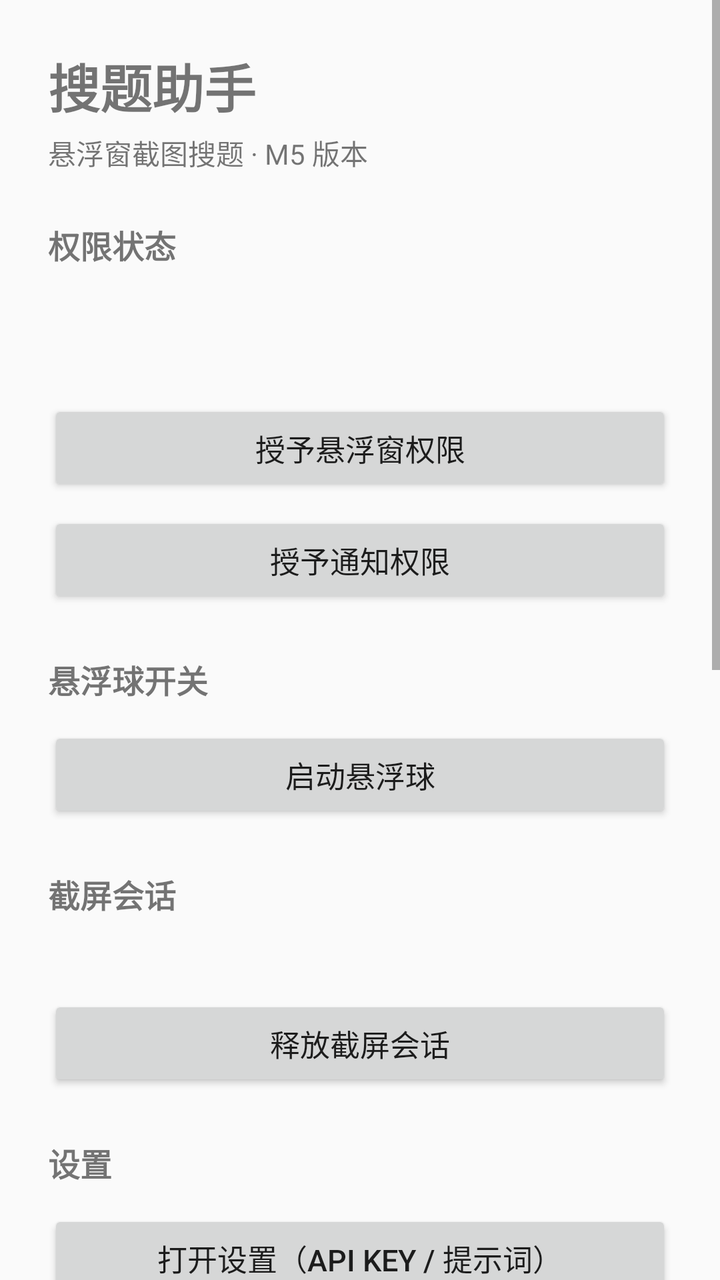
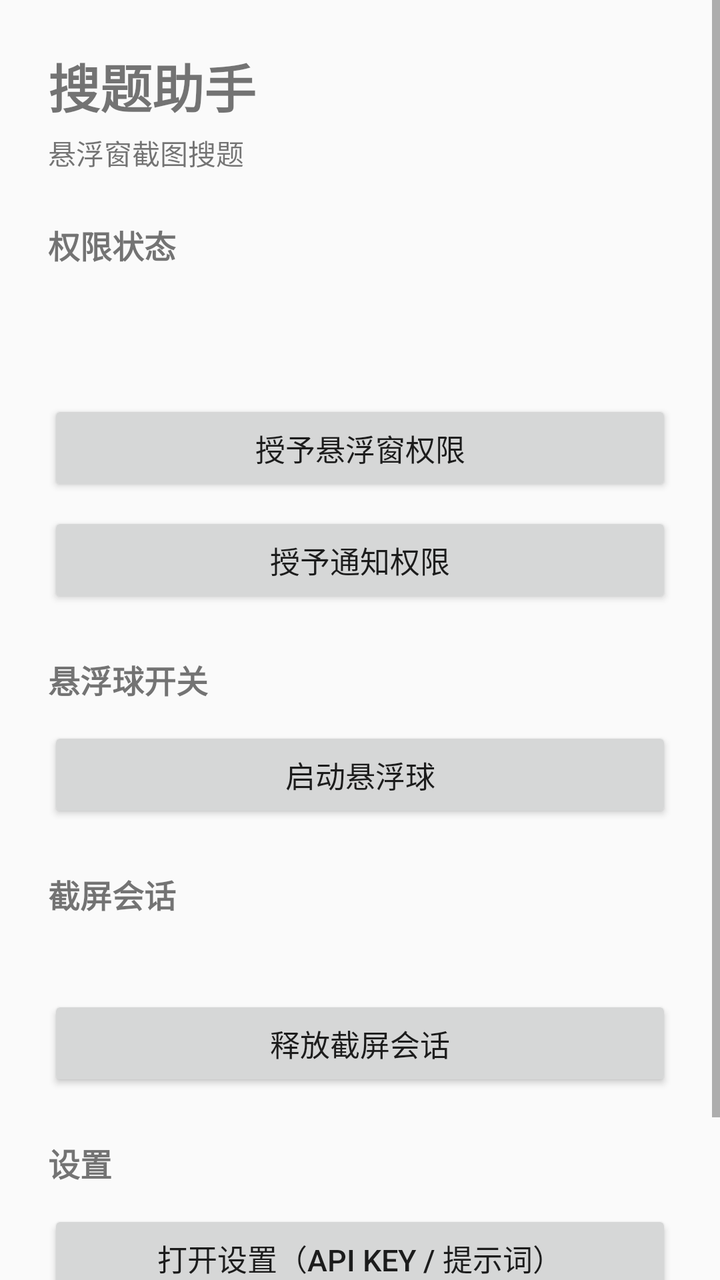

Screens rendered from an Android XML layout before and after an edit, with the pre-edit source and the edit as a unified diff.
<!-- AndroidManifest.xml: application theme Theme.ScreenSolve -->
<!-- res/layout/activity_main.xml -->
<?xml version="1.0" encoding="utf-8"?>
<ScrollView xmlns:android="http://schemas.android.com/apk/res/android"
    android:layout_width="match_parent"
    android:layout_height="match_parent"
    android:fillViewport="true">

    <LinearLayout
        android:layout_width="match_parent"
        android:layout_height="wrap_content"
        android:orientation="vertical"
        android:padding="24dp">

        <TextView
            android:layout_width="wrap_content"
            android:layout_height="wrap_content"
            android:text="@string/app_name"
            android:textSize="26sp"
            android:textStyle="bold" />

        <TextView
            android:layout_width="wrap_content"
            android:layout_height="wrap_content"
            android:layout_marginTop="4dp"
            android:text="@string/main_subtitle"
            android:textSize="14sp" />

        <TextView
            style="@style/SectionTitle"
            android:text="@string/main_section_permission" />

        <TextView
            android:id="@+id/tvOverlayStatus"
            style="@style/StatusText" />

        <TextView
            android:id="@+id/tvNotifStatus"
            style="@style/StatusText" />

        <Button
            android:id="@+id/btnGrantOverlay"
            style="@style/ActionButton"
            android:text="@string/main_btn_grant_overlay" />

        <Button
            android:id="@+id/btnGrantNotif"
            style="@style/ActionButton"
            android:text="@string/main_btn_grant_notif" />

        <TextView
            style="@style/SectionTitle"
            android:text="@string/main_section_switch" />

        <Button
            android:id="@+id/btnToggle"
            style="@style/ActionButton"
            android:text="@string/main_btn_start" />

        <TextView
            style="@style/SectionTitle"
            android:text="@string/main_section_session" />

        <TextView
            android:id="@+id/tvSessionStatus"
            style="@style/StatusText" />

        <Button
            android:id="@+id/btnReleaseSession"
            style="@style/ActionButton"
            android:text="@string/main_btn_release_session" />

        <TextView
            style="@style/SectionTitle"
            android:text="@string/main_section_settings" />

        <Button
            android:id="@+id/btnOpenSettings"
            style="@style/ActionButton"
            android:text="@string/main_btn_settings" />

        <Button
            android:id="@+id/btnOpenHistory"
            style="@style/ActionButton"
            android:text="@string/main_btn_history" />

        <TextView
            style="@style/SectionTitle"
            android:text="@string/main_section_note" />

        <TextView
            android:layout_width="match_parent"
            android:layout_height="wrap_content"
            android:lineSpacingExtra="4dp"
            android:text="@string/main_m1_note"
            android:textSize="14sp" />

    </LinearLayout>

</ScrollView>
<!-- resources referenced by this layout -->
<resources>
  <string name="app_name">搜题助手</string>
  <string name="main_btn_grant_notif">授予通知权限</string>
  <string name="main_btn_grant_overlay">授予悬浮窗权限</string>
  <string name="main_btn_history">历史记录（最近 10 次）</string>
  <string name="main_btn_release_session">释放截屏会话</string>
  <string name="main_btn_settings">打开设置（API Key / 提示词）</string>
  <string name="main_btn_start">启动悬浮球</string>
  <string name="main_m1_note">M1 悬浮球：显示、拖动、松手吸边、点击响应、位置记忆、权限引导。\n\nM2 常驻截屏：一次授权后持续抓帧，点悬浮球即取当前画面。\n\nM3 识题链路：拖框选区 → 裁剪压缩 → DeepSeek 视觉模型 → 答案卡片（题干回显、分步解析、置信度）。\n\nM4 体验完善：流式输出与思考过程、端侧 OCR 通道（full 版）、加密保存 API Key、自定义提示词、本地历史记录（含题目图）。\n\nM5 多轮追问：答案卡片内直接追问，保留上下文；公式按 LaTeX 渲染。\n\n下一步：历史记录直接续聊、更省流量的一次性截屏模式。</string>
  <string name="main_section_note">当前进度</string>
  <string name="main_section_permission">权限状态</string>
  <string name="main_section_session">截屏会话</string>
  <string name="main_section_settings">设置</string>
  <string name="main_section_switch">悬浮球开关</string>
  <string name="main_subtitle">悬浮窗截图搜题 · M5 版本</string>
  <style name="ActionButton">
          <item name="android:layout_width">match_parent</item>
          <item name="android:layout_height">wrap_content</item>
          <item name="android:layout_marginTop">8dp</item>
          <item name="android:textSize">15sp</item>
      </style>
  <style name="SectionTitle">
          <item name="android:layout_width">match_parent</item>
          <item name="android:layout_height">wrap_content</item>
          <item name="android:layout_marginTop">24dp</item>
          <item name="android:layout_marginBottom">4dp</item>
          <item name="android:textSize">16sp</item>
          <item name="android:textStyle">bold</item>
      </style>
  <style name="StatusText">
          <item name="android:layout_width">match_parent</item>
          <item name="android:layout_height">wrap_content</item>
          <item name="android:paddingTop">4dp</item>
          <item name="android:paddingBottom">4dp</item>
          <item name="android:textSize">14sp</item>
      </style>
  <style name="Theme.ScreenSolve" parent="Theme.AppCompat.DayNight.NoActionBar">
          <item name="colorPrimary">@color/brand</item>
          <item name="colorPrimaryDark">@color/brand_pressed</item>
          <item name="colorAccent">@color/brand</item>
      </style>
  <color name="brand">#1F6FEB</color>
  <color name="brand_pressed">#1554B8</color>
</resources>

<!-- the commit's change to res/layout/activity_main.xml (unified diff, before → after) -->
@@ -18,6 +18,7 @@
             android:textStyle="bold" />
 
         <TextView
+            android:id="@+id/tvSubtitle"
             android:layout_width="wrap_content"
             android:layout_height="wrap_content"
             android:layout_marginTop="4dp"
@@ -82,16 +83,25 @@
             style="@style/ActionButton"
             android:text="@string/main_btn_history" />
 
-        <TextView
-            style="@style/SectionTitle"
-            android:text="@string/main_section_note" />
-
-        <TextView
+        
+        <LinearLayout
+            android:id="@+id/devNotes"
             android:layout_width="match_parent"
             android:layout_height="wrap_content"
-            android:lineSpacingExtra="4dp"
-            android:text="@string/main_m1_note"
-            android:textSize="14sp" />
+            android:orientation="vertical"
+            android:visibility="gone">
+
+            <TextView
+                style="@style/SectionTitle"
+                android:text="@string/main_section_note" />
+
+            <TextView
+                android:layout_width="match_parent"
+                android:layout_height="wrap_content"
+                android:lineSpacingExtra="4dp"
+                android:text="@string/main_m1_note"
+                android:textSize="14sp" />
+        </LinearLayout>
 
     </LinearLayout>
 
<!-- resource entries referenced after the edit -->
@@ -13,7 +13,7 @@
   <string name="main_section_session">截屏会话</string>
   <string name="main_section_settings">设置</string>
   <string name="main_section_switch">悬浮球开关</string>
-  <string name="main_subtitle">悬浮窗截图搜题 · M5 版本</string>
+  <string name="main_subtitle">悬浮窗截图搜题</string>
   <style name="ActionButton">
           <item name="android:layout_width">match_parent</item>
           <item name="android:layout_height">wrap_content</item>
